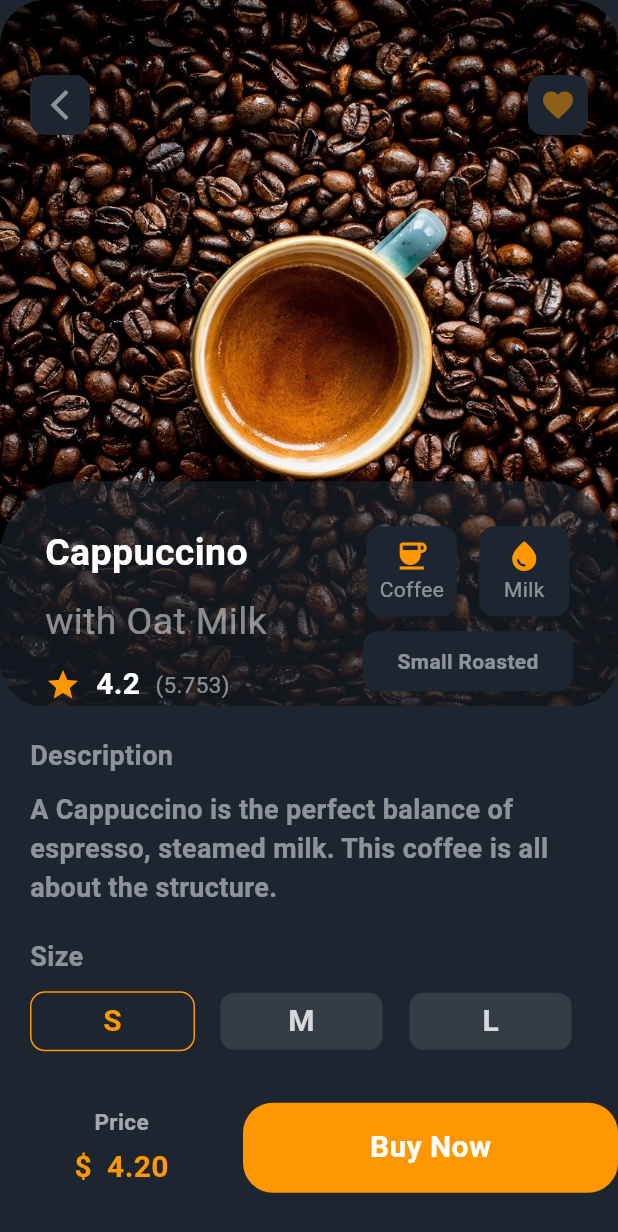
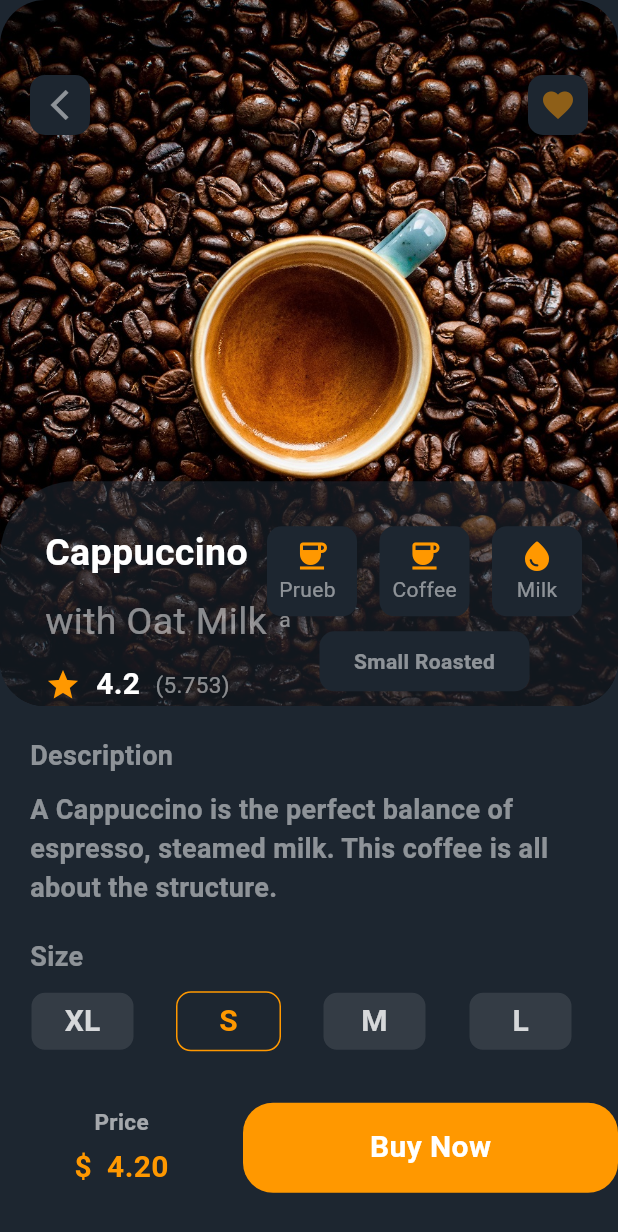
Before and after one commit to Luis0105/coffee_app, a Flutter app: the screen it shows after launch, after a tap on "4.2", on a phone screen of 412 x 824 dp. Shown: the top 1232 px of the screen. Run offline on Flutter 3.47's test engine with Material 3 defaults, Android fonts, the phone set to English and light mode, and no system bars.

Commit message:
Four Commit

```diff
--- a/lib/res/resorces_list.dart
+++ b/lib/res/resorces_list.dart
@@ -34,6 +34,7 @@ var names = [
   "Machination",
   "Macchiato",
   "Double",
+  "Frappe",
 ];
 
 // Tipos de leche o acompañamiento
--- a/lib/screens/home_screen.dart
+++ b/lib/screens/home_screen.dart
@@ -109,7 +109,7 @@ class _HomeScreenState extends State<HomeScreen> {
               height: 30,
               child: ListView.builder(
                 // ListView.builder: lista horizontal dinámica
-                itemCount: 5,
+                itemCount: names.length,
                 scrollDirection: Axis.horizontal,
                 itemBuilder: (context, index) {
                   return GestureDetector(
@@ -119,7 +119,9 @@ class _HomeScreenState extends State<HomeScreen> {
                       child: Text(
                         names[index],
                         style: TextStyle(
-                          color: category[index]
+                          // Si la lista category tiene un valor en esta posición y es true, se usa el color naranja (seleccionado),
+                          // de lo contrario, se usa un color blanco con opacidad (no seleccionado)
+                          color: category.length > index && category[index]
                               ? Colors.orange
                               : Colors.white.withOpacity(0.4),
                           fontWeight: FontWeight.bold,
@@ -276,11 +278,14 @@ class _HomeScreenState extends State<HomeScreen> {
                     SizedBox(height: 20),
 
                     // Tarjetas especiales (CustomCard)
+
                     customCard(images[5]),
                     SizedBox(height: 20),
                     customCard(images[6]),
                     SizedBox(height: 20),
                     customCard(images[7]),
+                    SizedBox(height: 20),
+                    customCard(images[5]),
                     SizedBox(height: 20),
                   ],
                 ),
--- a/lib/screens/product_screen.dart
+++ b/lib/screens/product_screen.dart
@@ -15,6 +15,7 @@ class _ProductScreenState extends State<ProductScreen> {
   var s = true; // Controla si el tamaño Small está seleccionado
   var m = false; // Controla si Medium está seleccionado
   var l = false; // Controla si Large está seleccionado
+  var xl = false;
 
   @override
   Widget build(BuildContext context) {
@@ -180,6 +181,9 @@ class _ProductScreenState extends State<ProductScreen> {
       children: [
         Row(
           children: [
+            // Iconos que estan dentro de la app
+            _iconContainer(Icons.coffee, "Prueba"),
+            SizedBox(width: 15),
             _iconContainer(Icons.coffee, "Coffee"),
             SizedBox(width: 15),
             _iconContainer(Icons.water_drop_rounded, "Milk"),
@@ -259,6 +263,13 @@ class _ProductScreenState extends State<ProductScreen> {
           Row(
             mainAxisAlignment: MainAxisAlignment.spaceBetween,
             children: [
+              // Botones para elegir el tamaño
+              _sizeButton("XL", () {
+                s = true;
+                m = false;
+                l = false;
+                setState(() {});
+              }, xl),
               _sizeButton("S", () {
                 s = true;
                 m = false;
@@ -290,7 +301,7 @@ class _ProductScreenState extends State<ProductScreen> {
       onTap: onTap,
       child: Container(
         height: 40,
-        width: 110,
+        width: 70,
         decoration: BoxDecoration(
           color: selected ? Color(0xFF1d2630) : Colors.white.withOpacity(0.1),
           borderRadius: BorderRadius.circular(10),
```
